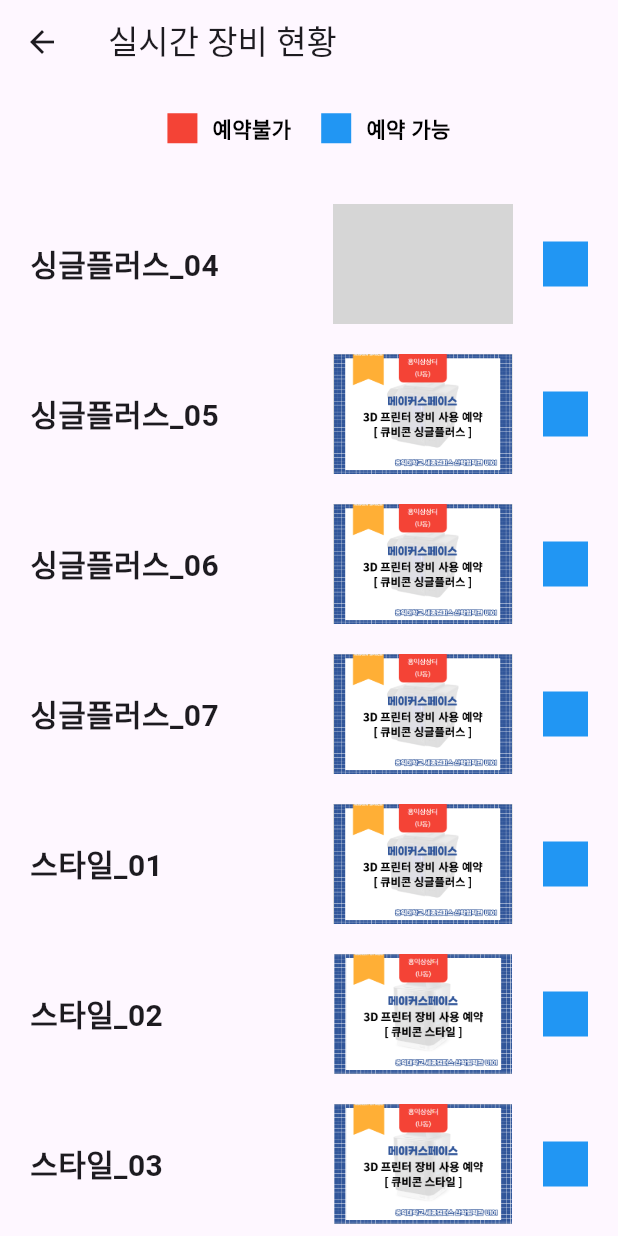
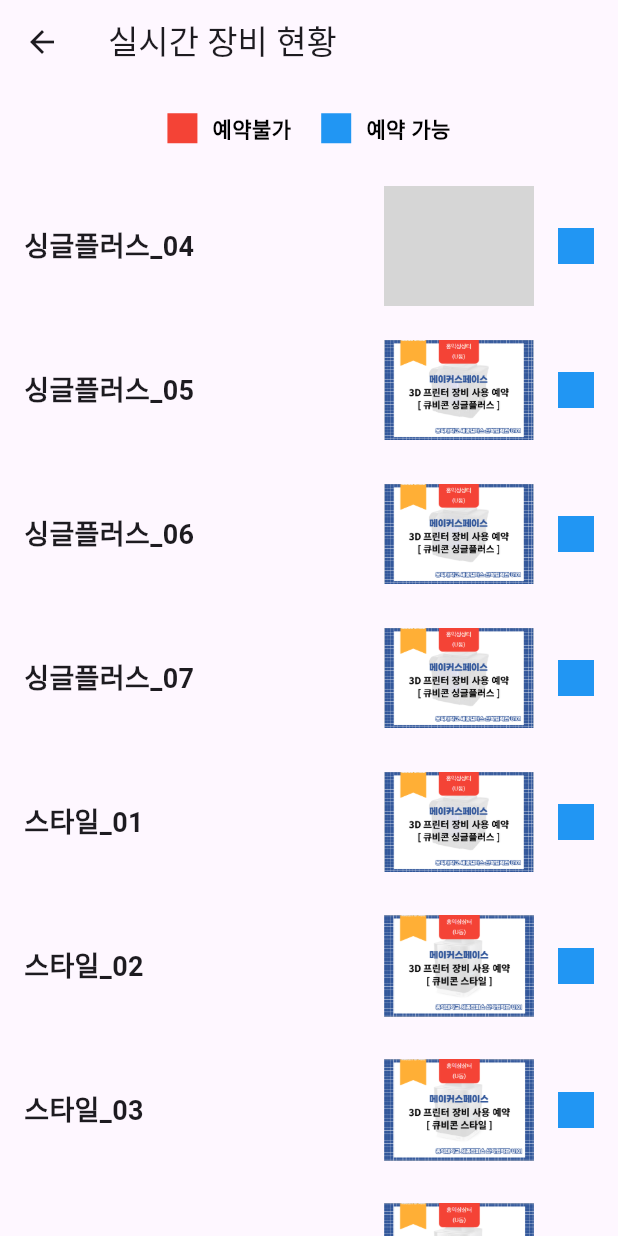
Before and after one commit to landapptest/RevMate, a Flutter app: the StatusPage screen opened directly, on a phone screen of 412 x 824 dp. Run offline on Flutter 3.47's test engine with Material 3 defaults, Android fonts, the phone set to English and light mode, and no system bars; our stand-ins replace cloud_functions, firebase_analytics, firebase_auth, firebase_core, firebase_database, firebase_messaging and 4 more; missing offline and left inert: flutter_tesseract_ocr; accounts and stored records are empty; grey boxes are pictures that could not be loaded.

Commit message:
화면 수정

```diff
--- a/lib/views/main/main_page.dart
+++ b/lib/views/main/main_page.dart
@@ -13,6 +13,7 @@ class MainPage extends StatelessWidget {
     return Scaffold(
       appBar: AppBar(
         title: const Text('Revmate'),
+        toolbarHeight: 70,
         actions: [
           Column(
             mainAxisAlignment: MainAxisAlignment.center,
--- a/lib/views/main/status_page.dart
+++ b/lib/views/main/status_page.dart
@@ -33,32 +33,18 @@ class StatusPage extends StatelessWidget {
             child: Row(
               mainAxisAlignment: MainAxisAlignment.center,
               children: [
-                Container(
-                  width: 20,
-                  height: 20,
-                  color: Colors.red,
-                ),
+                Container(width: 20, height: 20, color: Colors.red),
                 const SizedBox(width: 10),
                 const Text(
                   '예약불가',
-                  style: TextStyle(
-                    color: Colors.black,
-                    fontWeight: FontWeight.bold,
-                  ),
+                  style: TextStyle(color: Colors.black, fontWeight: FontWeight.bold),
                 ),
                 const SizedBox(width: 20),
-                Container(
-                  width: 20,
-                  height: 20,
-                  color: Colors.blue,
-                ),
+                Container(width: 20, height: 20, color: Colors.blue),
                 const SizedBox(width: 10),
                 const Text(
                   '예약 가능',
-                  style: TextStyle(
-                    color: Colors.black,
-                    fontWeight: FontWeight.bold,
-                  ),
+                  style: TextStyle(color: Colors.black, fontWeight: FontWeight.bold),
                 ),
               ],
             ),
@@ -66,31 +52,10 @@ class StatusPage extends StatelessWidget {
         ),
       ),
       body: Center(
-        child: SingleChildScrollView(
-          child: Column(
-            children: [
-              const SizedBox(height: 20),
-              EquipmentList(equipmentNames: equipmentNames),
-            ],
-          ),
-        ),
-      ),
-    );
-  }
-}
-
-class EquipmentList extends StatelessWidget {
-  final List<String> equipmentNames;
-
-  const EquipmentList({required this.equipmentNames});
-
-  @override
-  Widget build(BuildContext context) {
-    return ListView.builder(
-      shrinkWrap: true,
-      physics: const NeverScrollableScrollPhysics(),
+        child: ListView.builder(
+          padding: const EdgeInsets.symmetric(vertical: 10),
           itemCount: equipmentNames.length,
-      itemBuilder: (BuildContext context, int index) {
+          itemBuilder: (context, index) {
             final fullName = equipmentNames[index];
             final displayName = fullName.split('(')[0];
             final firebaseName = fullName.split('(')[1].replaceAll(')', '');
@@ -99,37 +64,42 @@ class EquipmentList extends StatelessWidget {
               future: StatusController(ReservationService()).isEquipmentAvailable(firebaseName),
               builder: (context, snapshot) {
                 if (snapshot.connectionState == ConnectionState.waiting) {
-              return const Center(child: CircularProgressIndicator());
+                  return const Padding(
+                    padding: EdgeInsets.all(16.0),
+                    child: Center(child: CircularProgressIndicator()),
+                  );
                 } else if (snapshot.hasError) {
                   return Center(child: Text('Error: ${snapshot.error}'));
                 } else {
                   final isAvailable = snapshot.data ?? false;
                   return Padding(
-                padding: const EdgeInsets.symmetric(vertical: 10.0, horizontal: 20.0),
+                    padding: const EdgeInsets.symmetric(vertical: 8.0, horizontal: 16.0),
                     child: Row(
+                      crossAxisAlignment: CrossAxisAlignment.center,
                       children: [
-                    Text(
+                        Expanded(
+                          child: Text(
                             displayName,
-                      style: const TextStyle(fontSize: 20, fontWeight: FontWeight.bold),
+                            style: const TextStyle(fontSize: 18, fontWeight: FontWeight.bold),
                           ),
-                    const Spacer(),
+                        ),
                         Image.asset(
                           'assets/equipment_$index.png',
-                      width: 120,
+                          width: 100,
                           height: 80,
                           errorBuilder: (context, error, stackTrace) {
                             return Container(
-                          width: 120,
+                              width: 100,
                               height: 80,
                               color: Colors.grey,
-                          child: const Icon(Icons.broken_image, color: Colors.white, size: 50),
+                              child: const Icon(Icons.broken_image, color: Colors.white, size: 40),
                             );
                           },
                         ),
-                    const SizedBox(width: 20),
+                        const SizedBox(width: 16),
                         Container(
-                      width: 30,
-                      height: 30,
+                          width: 24,
+                          height: 24,
                           color: isAvailable ? Colors.blue : Colors.red,
                         ),
                       ],
@@ -139,6 +109,8 @@ class EquipmentList extends StatelessWidget {
               },
             );
           },
+        ),
+      ),
     );
   }
 }
```
Also changed, not shown: lib/views/reservation/available_times_page.dart (+58 -13 lines), lib/views/reservation/deadline_page.dart (+58 -25 lines). Lines whose indentation alone changed are shown as unchanged.
